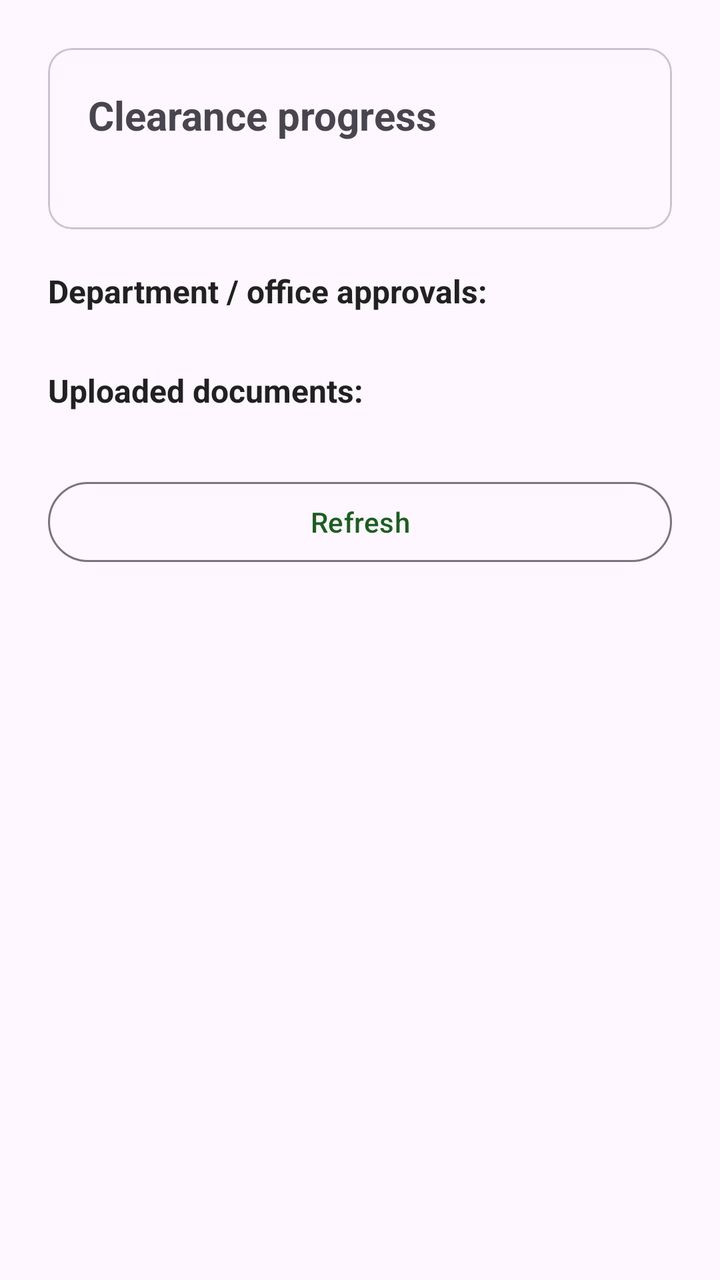
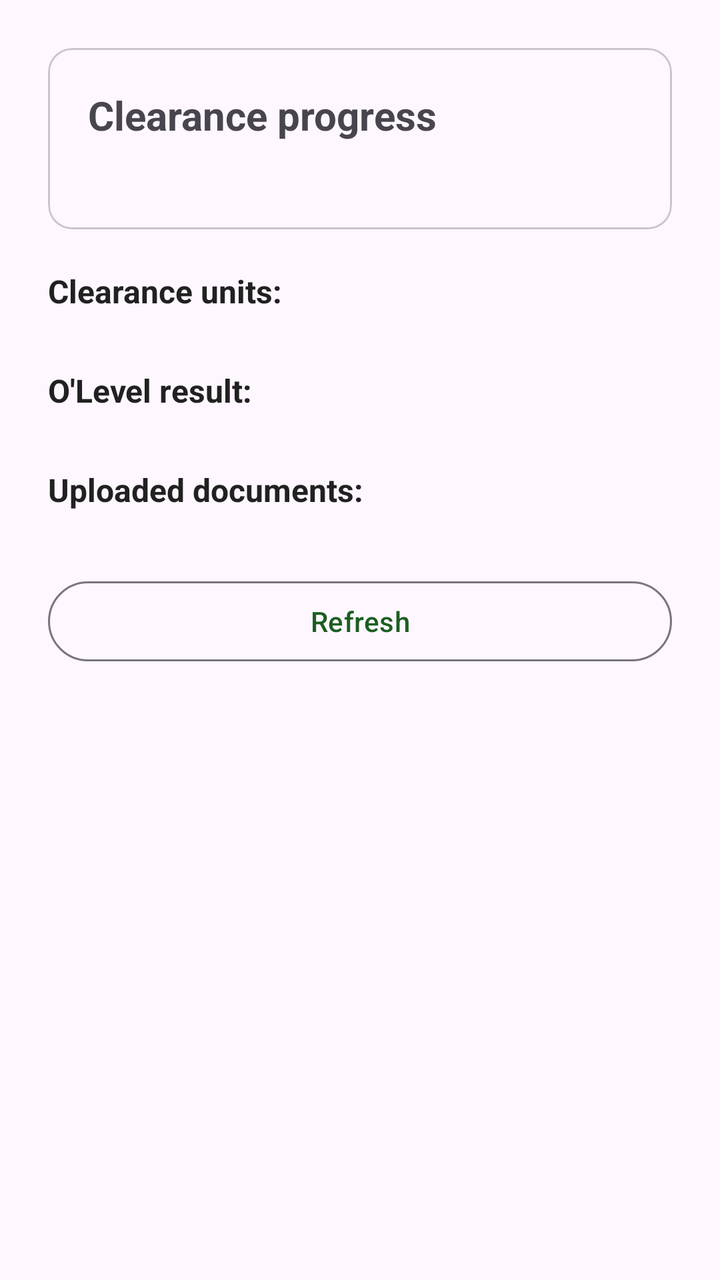

The first picture is an Android layout as it rendered before a commit; the second is the same layout after the commit. The layout source and the unified diff follow.
<!-- AndroidManifest.xml: application theme Theme.StudentClearance -->
<!-- res/layout/activity_progress.xml -->
<?xml version="1.0" encoding="utf-8"?>
<ScrollView xmlns:android="http://schemas.android.com/apk/res/android"
    xmlns:app="http://schemas.android.com/apk/res-auto"
    android:layout_width="match_parent"
    android:layout_height="match_parent">

    <LinearLayout
        android:layout_width="match_parent"
        android:layout_height="wrap_content"
        android:orientation="vertical"
        android:padding="24dp">

        <com.google.android.material.card.MaterialCardView
            android:layout_width="match_parent"
            android:layout_height="wrap_content">

            <LinearLayout
                android:layout_width="match_parent"
                android:layout_height="wrap_content"
                android:orientation="vertical"
                android:padding="20dp">

                <TextView
                    android:id="@+id/tvOverallStatus"
                    android:layout_width="match_parent"
                    android:layout_height="wrap_content"
                    android:textSize="20sp"
                    android:textStyle="bold"
                    android:text="@string/progress_overall" />

                <TextView
                    android:id="@+id/tvRef"
                    android:layout_width="match_parent"
                    android:layout_height="wrap_content"
                    android:layout_marginTop="6dp"
                    android:textSize="13sp"
                    android:textColor="@color/secondary_text" />
            </LinearLayout>
        </com.google.android.material.card.MaterialCardView>

        <TextView
            android:id="@+id/tvStepsHeading"
            android:layout_width="match_parent"
            android:layout_height="wrap_content"
            android:layout_marginTop="20dp"
            android:text="@string/progress_steps"
            android:textSize="16sp"
            android:textStyle="bold"
            android:textColor="@color/primary_text" />

        <LinearLayout
            android:id="@+id/containerLog"
            android:layout_width="match_parent"
            android:layout_height="wrap_content"
            android:orientation="vertical"
            android:layout_marginTop="8dp" />

        <TextView
            android:layout_width="match_parent"
            android:layout_height="wrap_content"
            android:layout_marginTop="20dp"
            android:text="@string/progress_documents"
            android:textSize="16sp"
            android:textStyle="bold"
            android:textColor="@color/primary_text" />

        <TextView
            android:id="@+id/tvDocuments"
            android:layout_width="match_parent"
            android:layout_height="wrap_content"
            android:layout_marginTop="4dp"
            android:textSize="14sp"
            android:textColor="@color/secondary_text" />

        <com.google.android.material.button.MaterialButton
            android:id="@+id/btnStartClearance"
            android:layout_width="match_parent"
            android:layout_height="wrap_content"
            android:layout_marginTop="24dp"
            android:text="@string/progress_apply"
            android:visibility="gone" />

        <com.google.android.material.button.MaterialButton
            android:id="@+id/btnRefresh"
            style="@style/Widget.Material3.Button.OutlinedButton"
            android:layout_width="match_parent"
            android:layout_height="wrap_content"
            android:layout_marginTop="8dp"
            android:text="@string/progress_refresh" />
    </LinearLayout>
</ScrollView>
<!-- resources referenced by this layout -->
<resources>
  <color name="primary_text">#212121</color>
  <color name="secondary_text">#757575</color>
  <string name="progress_apply">Start My Clearance</string>
  <string name="progress_documents">Uploaded documents:</string>
  <string name="progress_overall">Clearance progress</string>
  <string name="progress_refresh">Refresh</string>
  <string name="progress_steps">Department / office approvals:</string>
  <style name="Theme.StudentClearance" parent="Theme.Material3.DayNight">
          <item name="colorPrimary">@color/primary</item>
          <item name="colorOnPrimary">@color/white</item>
          <item name="colorSecondary">@color/accent</item>
          <item name="colorError">@color/error</item>
      </style>
  <color name="primary">#1B5E20</color>
  <color name="white">#FFFFFF</color>
  <color name="accent">#F9A825</color>
  <color name="error">#B00020</color>
</resources>

<!-- the commit's change to res/layout/activity_progress.xml (unified diff, before → after) -->
@@ -59,6 +59,22 @@
             android:layout_width="match_parent"
             android:layout_height="wrap_content"
             android:layout_marginTop="20dp"
+            android:text="@string/progress_olevel_heading"
+            android:textSize="16sp"
+            android:textStyle="bold"
+            android:textColor="@color/primary_text" />
+
+        <LinearLayout
+            android:id="@+id/containerOlevel"
+            android:layout_width="match_parent"
+            android:layout_height="wrap_content"
+            android:orientation="vertical"
+            android:layout_marginTop="8dp" />
+
+        <TextView
+            android:layout_width="match_parent"
+            android:layout_height="wrap_content"
+            android:layout_marginTop="20dp"
             android:text="@string/progress_documents"
             android:textSize="16sp"
             android:textStyle="bold"
<!-- resource entries referenced after the edit -->
@@ -4,9 +4,10 @@
   <color name="secondary_text">#757575</color>
   <string name="progress_apply">Start My Clearance</string>
   <string name="progress_documents">Uploaded documents:</string>
+  <string name="progress_olevel_heading">O\'Level result:</string>
   <string name="progress_overall">Clearance progress</string>
   <string name="progress_refresh">Refresh</string>
-  <string name="progress_steps">Department / office approvals:</string>
+  <string name="progress_steps">Clearance units:</string>
   <style name="Theme.StudentClearance" parent="Theme.Material3.DayNight">
           <item name="colorPrimary">@color/primary</item>
           <item name="colorOnPrimary">@color/white</item>
